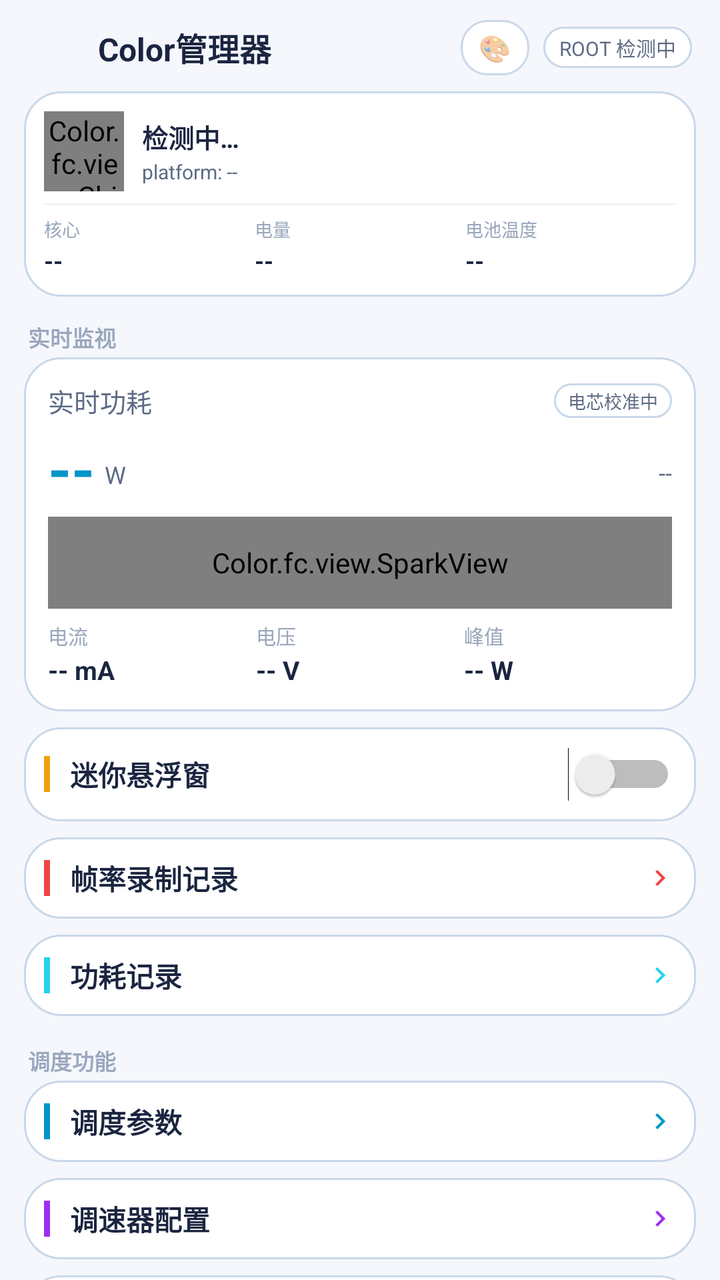
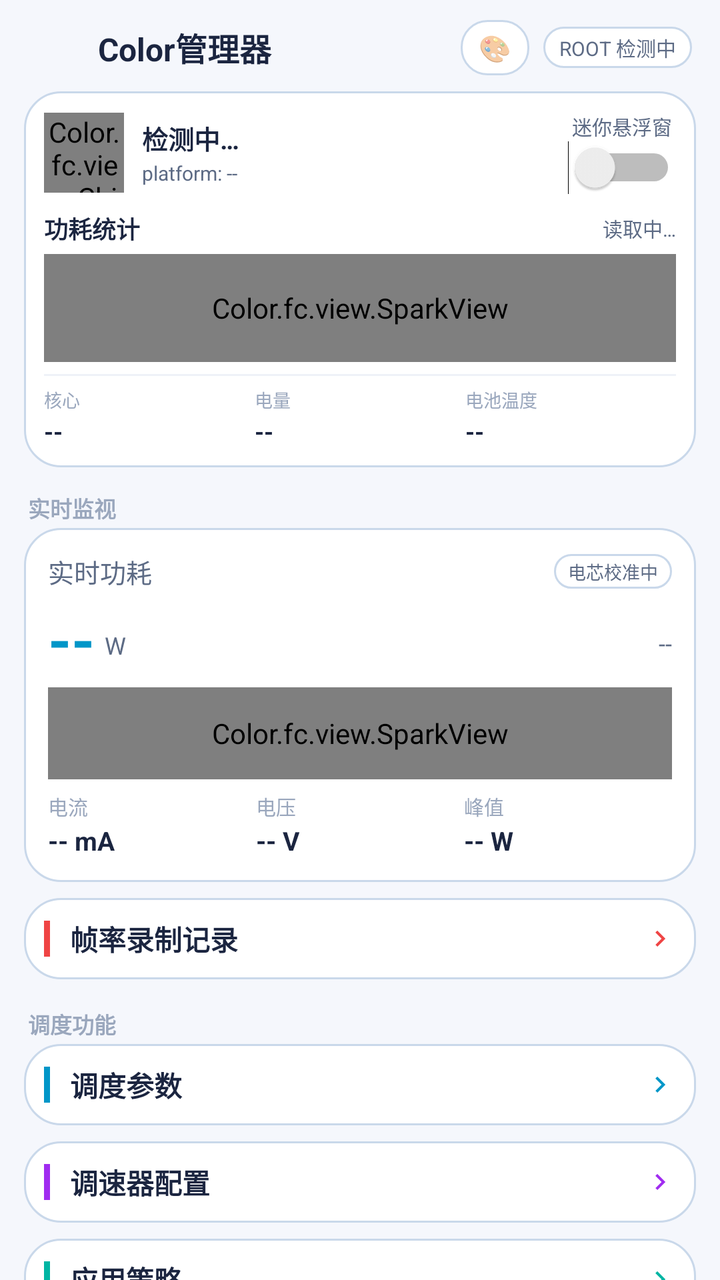

Two renders of the same Android screen: before a commit and after it. Below are the layout's source before the change and the commit's diff.
<!-- AndroidManifest.xml: application theme AppTheme -->
<!-- res/layout/activity_main.xml -->
<?xml version="1.0" encoding="utf-8"?>
<LinearLayout xmlns:android="http://schemas.android.com/apk/res/android"
    android:layout_width="match_parent"
    android:layout_height="match_parent"
    android:orientation="vertical">

    
    <LinearLayout
        android:layout_width="match_parent"
        android:layout_height="wrap_content"
        android:orientation="horizontal"
        android:gravity="center_vertical"
        android:paddingStart="14dp"
        android:paddingEnd="14dp"
        android:paddingTop="10dp"
        android:paddingBottom="8dp">

        <ImageView
            android:layout_width="26dp"
            android:layout_height="26dp"
            android:src="@mipmap/ic_launcher"
            android:contentDescription="@string/app_name" />

        <TextView
            android:layout_width="0dp"
            android:layout_height="wrap_content"
            android:layout_weight="1"
            android:layout_marginStart="9dp"
            android:text="@string/app_name"
            android:textColor="@color/textPrimary"
            android:textSize="16sp"
            android:textStyle="bold" />

        
        <TextView
            android:id="@+id/menuTheme"
            android:layout_width="wrap_content"
            android:layout_height="wrap_content"
            android:layout_marginEnd="7dp"
            android:background="@drawable/bg_tab"
            android:paddingStart="9dp"
            android:paddingEnd="9dp"
            android:paddingTop="5dp"
            android:paddingBottom="5dp"
            android:text="🎨"
            android:textSize="13sp"
            android:contentDescription="主题设置" />

        <TextView
            android:id="@+id/rootBadge"
            android:layout_width="wrap_content"
            android:layout_height="wrap_content"
            android:background="@drawable/bg_tab"
            android:paddingStart="8dp"
            android:paddingEnd="8dp"
            android:paddingTop="3dp"
            android:paddingBottom="3dp"
            android:text="ROOT 检测中"
            android:textColor="@color/textSecondary"
            android:textSize="10sp" />
    </LinearLayout>

    <ScrollView
        android:layout_width="match_parent"
        android:layout_height="0dp"
        android:layout_weight="1"
        android:scrollbars="none"
        android:fillViewport="true">

        <LinearLayout
            android:layout_width="match_parent"
            android:layout_height="wrap_content"
            android:orientation="vertical"
            android:paddingStart="12dp"
            android:paddingEnd="12dp"
            android:paddingBottom="20dp">

            
            <LinearLayout
                android:id="@+id/socCard"
                android:layout_width="match_parent"
                android:layout_height="wrap_content"
                android:orientation="vertical"
                android:background="@drawable/bg_card"
                android:padding="10dp">

                <LinearLayout
                    android:layout_width="match_parent"
                    android:layout_height="wrap_content"
                    android:orientation="horizontal"
                    android:gravity="center_vertical">

                    <Color.fc.view.ChipView
                        android:id="@+id/chipView"
                        android:layout_width="40dp"
                        android:layout_height="40dp" />

                    <LinearLayout
                        android:layout_width="0dp"
                        android:layout_height="wrap_content"
                        android:layout_weight="1"
                        android:layout_marginStart="9dp"
                        android:orientation="vertical">

                        <TextView
                            android:id="@+id/socMarketing"
                            android:layout_width="wrap_content"
                            android:layout_height="wrap_content"
                            android:text="检测中…"
                            android:textColor="@color/textPrimary"
                            android:textSize="13sp"
                            android:textStyle="bold" />

                        <TextView
                            android:id="@+id/socPlatform"
                            android:layout_width="wrap_content"
                            android:layout_height="wrap_content"
                            android:layout_marginTop="1dp"
                            android:text="platform: --"
                            android:textColor="@color/textSecondary"
                            android:textSize="10sp" />
                    </LinearLayout>
                </LinearLayout>

                <LinearLayout
                    android:layout_width="match_parent"
                    android:layout_height="1dp"
                    android:layout_marginTop="6dp"
                    android:layout_marginBottom="5dp"
                    android:background="@color/divider" />

                <LinearLayout
                    android:layout_width="match_parent"
                    android:layout_height="wrap_content"
                    android:orientation="horizontal">

                    <LinearLayout
                        android:layout_width="0dp"
                        android:layout_height="wrap_content"
                        android:layout_weight="1"
                        android:orientation="vertical">

                        <TextView
                            android:layout_width="wrap_content"
                            android:layout_height="wrap_content"
                            android:text="核心"
                            android:textColor="@color/textDim"
                            android:textSize="9sp" />

                        <TextView
                            android:id="@+id/cpuCount"
                            android:layout_width="wrap_content"
                            android:layout_height="wrap_content"
                            android:layout_marginTop="1dp"
                            android:text="--"
                            android:textColor="@color/textPrimary"
                            android:textSize="12sp"
                            android:textStyle="bold" />
                    </LinearLayout>

                    <LinearLayout
                        android:layout_width="0dp"
                        android:layout_height="wrap_content"
                        android:layout_weight="1"
                        android:orientation="vertical">

                        <TextView
                            android:layout_width="wrap_content"
                            android:layout_height="wrap_content"
                            android:text="电量"
                            android:textColor="@color/textDim"
                            android:textSize="9sp" />

                        <TextView
                            android:id="@+id/batteryLevel"
                            android:layout_width="wrap_content"
                            android:layout_height="wrap_content"
                            android:layout_marginTop="1dp"
                            android:text="--"
                            android:textColor="@color/textPrimary"
                            android:textSize="12sp"
                            android:textStyle="bold" />
                    </LinearLayout>

                    <LinearLayout
                        android:layout_width="0dp"
                        android:layout_height="wrap_content"
                        android:layout_weight="1"
                        android:orientation="vertical">

                        <TextView
                            android:layout_width="wrap_content"
                            android:layout_height="wrap_content"
                            android:text="电池温度"
                            android:textColor="@color/textDim"
                            android:textSize="9sp" />

                        <TextView
                            android:id="@+id/batteryTemp"
                            android:layout_width="wrap_content"
                            android:layout_height="wrap_content"
                            android:layout_marginTop="1dp"
                            android:text="--"
                            android:textColor="@color/textPrimary"
                            android:textSize="12sp"
                            android:textStyle="bold" />
                    </LinearLayout>
                </LinearLayout>
            </LinearLayout>

            
            <TextView
                android:layout_width="wrap_content"
                android:layout_height="wrap_content"
                android:layout_marginStart="2dp"
                android:layout_marginTop="12dp"
                android:layout_marginBottom="2dp"
                android:text="实时监视"
                android:textColor="@color/textDim"
                android:textSize="11sp"
                android:textStyle="bold" />

            
            <LinearLayout
                android:layout_width="match_parent"
                android:layout_height="wrap_content"
                android:orientation="vertical"
                android:background="@drawable/bg_card"
                android:padding="12dp">

                <LinearLayout
                    android:layout_width="match_parent"
                    android:layout_height="wrap_content"
                    android:orientation="horizontal"
                    android:gravity="center_vertical">

                    <TextView
                        android:layout_width="0dp"
                        android:layout_height="wrap_content"
                        android:layout_weight="1"
                        android:text="实时功耗"
                        android:textColor="@color/textSecondary"
                        android:textSize="13sp" />

                    <TextView
                        android:id="@+id/cellBadge"
                        android:layout_width="wrap_content"
                        android:layout_height="wrap_content"
                        android:background="@drawable/bg_tab"
                        android:paddingStart="7dp"
                        android:paddingEnd="7dp"
                        android:paddingTop="2dp"
                        android:paddingBottom="2dp"
                        android:text="电芯校准中"
                        android:textColor="@color/textSecondary"
                        android:textSize="9sp" />
                </LinearLayout>

                <LinearLayout
                    android:layout_width="match_parent"
                    android:layout_height="wrap_content"
                    android:orientation="horizontal"
                    android:layout_marginTop="4dp"
                    android:gravity="center_vertical|bottom">

                    <TextView
                        android:id="@+id/powerValue"
                        android:layout_width="wrap_content"
                        android:layout_height="wrap_content"
                        android:text="--"
                        android:textColor="@color/accent"
                        android:textSize="30sp"
                        android:textStyle="bold" />

                    <TextView
                        android:layout_width="wrap_content"
                        android:layout_height="wrap_content"
                        android:layout_marginStart="5dp"
                        android:layout_marginBottom="4dp"
                        android:text="W"
                        android:textColor="@color/textSecondary"
                        android:textSize="12sp" />

                    <View
                        android:layout_width="0dp"
                        android:layout_height="1dp"
                        android:layout_weight="1" />

                    <TextView
                        android:id="@+id/powerStatus"
                        android:layout_width="wrap_content"
                        android:layout_height="wrap_content"
                        android:layout_marginBottom="5dp"
                        android:text="--"
                        android:textColor="@color/textSecondary"
                        android:textSize="12sp" />
                </LinearLayout>

                <Color.fc.view.SparkView
                    android:id="@+id/sparkView"
                    android:layout_width="match_parent"
                    android:layout_height="46dp"
                    android:layout_marginTop="4dp" />

                <LinearLayout
                    android:layout_width="match_parent"
                    android:layout_height="wrap_content"
                    android:orientation="horizontal"
                    android:layout_marginTop="6dp">

                    <LinearLayout
                        android:layout_width="0dp"
                        android:layout_height="wrap_content"
                        android:layout_weight="1"
                        android:orientation="vertical">

                        <TextView
                            android:layout_width="wrap_content"
                            android:layout_height="wrap_content"
                            android:text="电流"
                            android:textColor="@color/textDim"
                            android:textSize="10sp" />

                        <TextView
                            android:id="@+id/currentValue"
                            android:layout_width="wrap_content"
                            android:layout_height="wrap_content"
                            android:layout_marginTop="1dp"
                            android:text="-- mA"
                            android:textColor="@color/textPrimary"
                            android:textSize="13sp"
                            android:textStyle="bold" />
                    </LinearLayout>

                    <LinearLayout
                        android:layout_width="0dp"
                        android:layout_height="wrap_content"
                        android:layout_weight="1"
                        android:orientation="vertical">

                        <TextView
                            android:layout_width="wrap_content"
                            android:layout_height="wrap_content"
                            android:text="电压"
                            android:textColor="@color/textDim"
                            android:textSize="10sp" />

                        <TextView
                            android:id="@+id/voltageValue"
                            android:layout_width="wrap_content"
                            android:layout_height="wrap_content"
                            android:layout_marginTop="1dp"
                            android:text="-- V"
                            android:textColor="@color/textPrimary"
                            android:textSize="13sp"
                            android:textStyle="bold" />
                    </LinearLayout>

                    <LinearLayout
                        android:layout_width="0dp"
                        android:layout_height="wrap_content"
                        android:layout_weight="1"
                        android:orientation="vertical">

                        <TextView
                            android:layout_width="wrap_content"
                            android:layout_height="wrap_content"
                            android:text="峰值"
                            android:textColor="@color/textDim"
                            android:textSize="10sp" />

                        <TextView
                            android:id="@+id/peakValue"
                            android:layout_width="wrap_content"
                            android:layout_height="wrap_content"
                            android:layout_marginTop="1dp"
                            android:text="-- W"
                            android:textColor="@color/textPrimary"
                            android:textSize="13sp"
                            android:textStyle="bold" />
                    </LinearLayout>
                </LinearLayout>
            </LinearLayout>

            
            <LinearLayout
                android:id="@+id/menuMonitor"
                android:layout_width="match_parent"
                android:layout_height="wrap_content"
                android:layout_marginTop="8dp"
                android:orientation="horizontal"
                android:gravity="center_vertical"
                android:background="@drawable/bg_card"
                android:padding="10dp">

                <View
                    android:layout_width="3dp"
                    android:layout_height="18dp"
                    android:background="#F59E0B" />

                <TextView
                    android:layout_width="0dp"
                    android:layout_height="wrap_content"
                    android:layout_weight="1"
                    android:layout_marginStart="10dp"
                    android:text="迷你悬浮窗"
                    android:textColor="@color/textPrimary"
                    android:textSize="14sp"
                    android:textStyle="bold" />

                <Switch
                    android:id="@+id/monitorSwitch"
                    android:layout_width="wrap_content"
                    android:layout_height="wrap_content" />
            </LinearLayout>

            
            <LinearLayout
                android:id="@+id/menuFrameRecords"
                android:layout_width="match_parent"
                android:layout_height="wrap_content"
                android:layout_marginTop="8dp"
                android:orientation="horizontal"
                android:gravity="center_vertical"
                android:background="@drawable/bg_card"
                android:padding="10dp">

                <View
                    android:layout_width="3dp"
                    android:layout_height="18dp"
                    android:background="#EF4444" />

                <TextView
                    android:layout_width="0dp"
                    android:layout_height="wrap_content"
                    android:layout_weight="1"
                    android:layout_marginStart="10dp"
                    android:text="帧率录制记录"
                    android:textColor="@color/textPrimary"
                    android:textSize="14sp"
                    android:textStyle="bold" />

                <ImageView
                    android:layout_width="16dp"
                    android:layout_height="16dp"
                    android:src="@drawable/ic_arrow_right"
                    android:tint="#EF4444"
                    android:contentDescription="帧率录制记录" />
            </LinearLayout>

            
            <LinearLayout
                android:id="@+id/menuPowerHistory"
                android:layout_width="match_parent"
                android:layout_height="wrap_content"
                android:layout_marginTop="8dp"
                android:orientation="horizontal"
                android:gravity="center_vertical"
                android:background="@drawable/bg_card"
                android:padding="10dp">

                <View
                    android:layout_width="3dp"
                    android:layout_height="18dp"
                    android:background="#22D3EE" />

                <TextView
                    android:layout_width="0dp"
                    android:layout_height="wrap_content"
                    android:layout_weight="1"
                    android:layout_marginStart="10dp"
                    android:text="功耗记录"
                    android:textColor="@color/textPrimary"
                    android:textSize="14sp"
                    android:textStyle="bold" />

                <ImageView
                    android:layout_width="16dp"
                    android:layout_height="16dp"
                    android:src="@drawable/ic_arrow_right"
                    android:tint="#22D3EE"
                    android:contentDescription="功耗记录" />
            </LinearLayout>

            
            <TextView
                android:layout_width="wrap_content"
                android:layout_height="wrap_content"
                android:layout_marginStart="2dp"
                android:layout_marginTop="14dp"
                android:layout_marginBottom="2dp"
                android:text="调度功能"
                android:textColor="@color/textDim"
                android:textSize="11sp"
                android:textStyle="bold" />

            
            <LinearLayout
                android:id="@+id/menuSchedule"
                android:layout_width="match_parent"
                android:layout_height="wrap_content"
                android:orientation="horizontal"
                android:gravity="center_vertical"
                android:background="@drawable/bg_card"
                android:padding="10dp">

                <View
                    android:layout_width="3dp"
                    android:layout_height="18dp"
                    android:background="@color/accent" />

                <TextView
                    android:layout_width="0dp"
                    android:layout_height="wrap_content"
                    android:layout_weight="1"
                    android:layout_marginStart="10dp"
                    android:text="调度参数"
                    android:textColor="@color/textPrimary"
                    android:textSize="14sp"
                    android:textStyle="bold" />

                <ImageView
                    android:layout_width="16dp"
                    android:layout_height="16dp"
                    android:src="@drawable/ic_arrow_right"
                    android:tint="@color/accent"
                    android:contentDescription="调度参数" />
            </LinearLayout>

            
            <LinearLayout
                android:id="@+id/menuGovernor"
                android:layout_width="match_parent"
                android:layout_height="wrap_content"
                android:layout_marginTop="8dp"
                android:orientation="horizontal"
                android:gravity="center_vertical"
                android:background="@drawable/bg_card"
                android:padding="10dp">

                <View
                    android:layout_width="3dp"
                    android:layout_height="18dp"
                    android:background="@color/magenta" />

                <TextView
                    android:layout_width="0dp"
                    android:layout_height="wrap_content"
                    android:layout_weight="1"
                    android:layout_marginStart="10dp"
                    android:text="调速器配置"
                    android:textColor="@color/textPrimary"
                    android:textSize="14sp"
                    android:textStyle="bold" />

                <ImageView
                    android:layout_width="16dp"
                    android:layout_height="16dp"
                    android:src="@drawable/ic_arrow_right"
                    android:tint="@color/magenta"
                    android:contentDescription="调速器配置" />
            </LinearLayout>

            
            <LinearLayout
                android:id="@+id/menuMode"
                android:layout_width="match_parent"
                android:layout_height="wrap_content"
                android:layout_marginTop="8dp"
                android:orientation="horizontal"
                android:gravity="center_vertical"
                android:background="@drawable/bg_card"
                android:padding="10dp">

                <View
                    android:layout_width="3dp"
                    android:layout_height="18dp"
                    android:background="@color/green" />

                <TextView
                    android:layout_width="0dp"
                    android:layout_height="wrap_content"
                    android:layout_weight="1"
                    android:layout_marginStart="10dp"
                    android:text="应用策略"
                    android:textColor="@color/textPrimary"
                    android:textSize="14sp"
                    android:textStyle="bold" />

                <ImageView
                    android:layout_width="16dp"
                    android:layout_height="16dp"
                    android:src="@drawable/ic_arrow_right"
                    android:tint="@color/green"
                    android:contentDescription="应用策略" />
            </LinearLayout>
        </LinearLayout>
    </ScrollView>
</LinearLayout>
<!-- resources referenced by this layout -->
<resources>
  <color name="accent">#0096C8</color>
  <color name="divider">#EFF2F8</color>
  <color name="green">#00B5A3</color>
  <color name="magenta">#A02CF0</color>
  <color name="textDim">#9AA7BD</color>
  <color name="textPrimary">#1B2540</color>
  <color name="textSecondary">#5D6B85</color>
  <!-- drawable bg_card (drawable) -->
  <?xml version="1.0" encoding="utf-8"?>
  <shape xmlns:android="http://schemas.android.com/apk/res/android">
      <solid android:color="@color/bgCard" />
      <corners android:radius="18dp" />
      <stroke android:width="1dp" android:color="@color/bgCardStroke" />
  </shape>
  <!-- drawable bg_tab (drawable) -->
  <?xml version="1.0" encoding="utf-8"?>
  <shape xmlns:android="http://schemas.android.com/apk/res/android">
      <solid android:color="@color/bgCard" />
      <corners android:radius="13dp" />
      <stroke android:width="1dp" android:color="@color/bgCardStroke" />
  </shape>
  <!-- drawable ic_arrow_right (drawable) -->
  <?xml version="1.0" encoding="utf-8"?>
  <vector xmlns:android="http://schemas.android.com/apk/res/android"
      android:width="24dp" android:height="24dp"
      android:viewportWidth="24" android:viewportHeight="24">
      <path android:fillColor="#5D6B85"
          android:pathData="M8.59,16.59L13.17,12 8.59,7.41 10,6l6,6 -6,6z" />
  </vector>
  <!-- mipmap ic_launcher (mipmap-anydpi-v26) -->
  <?xml version="1.0" encoding="utf-8"?>
  <adaptive-icon xmlns:android="http://schemas.android.com/apk/res/android">
      <background android:drawable="@drawable/ic_launcher_bg" />
      <foreground android:drawable="@drawable/ic_launcher_fg" />
  </adaptive-icon>
  <string name="app_name">Color管理器</string>
  <style name="AppTheme" parent="android:Theme.Material.Light.NoActionBar">
          <item name="android:windowIsTranslucent">true</item>
          <item name="android:windowBackground">@color/bg</item>
          <item name="android:colorPrimary">@color/accent</item>
          <item name="android:colorAccent">@color/accent</item>
          <item name="android:statusBarColor">@color/bg</item>
          <item name="android:navigationBarColor">@color/bg</item>
          
          <item name="android:enforceStatusBarContrast">false</item>
          <item name="android:enforceNavigationBarContrast">false</item>
          <item name="android:windowLightStatusBar">true</item>
          <item name="android:colorControlActivated">@color/accent</item>
          <item name="android:colorControlNormal">@color/textDim</item>
      </style>
  <color name="bgCard">#FFFFFF</color>
  <color name="bgCardStroke">#C9D8EA</color>
  <!-- drawable ic_launcher_bg (drawable) -->
  <?xml version="1.0" encoding="utf-8"?>
  <shape xmlns:android="http://schemas.android.com/apk/res/android">
      <solid android:color="#FFFFFF" />
  </shape>
  <!-- drawable ic_launcher_fg: vector/xml drawable (drawable, 4002 chars, omitted) -->
  <color name="bg">#F5F7FC</color>
</resources>

<!-- the commit's change to res/layout/activity_main.xml (unified diff, before → after) -->
@@ -120,6 +120,66 @@
                             android:textColor="@color/textSecondary"
                             android:textSize="10sp" />
                     </LinearLayout>
+
+                    
+                    <LinearLayout
+                        android:layout_width="wrap_content"
+                        android:layout_height="wrap_content"
+                        android:layout_marginStart="8dp"
+                        android:orientation="vertical"
+                        android:gravity="center_horizontal">
+
+                        <TextView
+                            android:layout_width="wrap_content"
+                            android:layout_height="wrap_content"
+                            android:text="迷你悬浮窗"
+                            android:textColor="@color/textSecondary"
+                            android:textSize="10sp" />
+
+                        <Switch
+                            android:id="@+id/monitorSwitch"
+                            android:layout_width="wrap_content"
+                            android:layout_height="wrap_content" />
+                    </LinearLayout>
+                </LinearLayout>
+
+                
+                <LinearLayout
+                    android:id="@+id/powerHistBox"
+                    android:layout_width="match_parent"
+                    android:layout_height="wrap_content"
+                    android:layout_marginTop="8dp"
+                    android:orientation="vertical">
+
+                    <LinearLayout
+                        android:layout_width="match_parent"
+                        android:layout_height="wrap_content"
+                        android:orientation="horizontal"
+                        android:gravity="center_vertical">
+
+                        <TextView
+                            android:layout_width="0dp"
+                            android:layout_height="wrap_content"
+                            android:layout_weight="1"
+                            android:text="功耗统计"
+                            android:textColor="@color/textPrimary"
+                            android:textSize="12sp"
+                            android:textStyle="bold" />
+
+                        <TextView
+                            android:id="@+id/histHint"
+                            android:layout_width="wrap_content"
+                            android:layout_height="wrap_content"
+                            android:text="读取中…"
+                            android:textColor="@color/textSecondary"
+                            android:textSize="10sp" />
+                    </LinearLayout>
+
+                    <Color.fc.view.SparkView
+                        android:id="@+id/histSpark"
+                        android:layout_width="match_parent"
+                        android:layout_height="54dp"
+                        android:layout_marginTop="4dp" />
                 </LinearLayout>
 
                 <LinearLayout
@@ -384,38 +444,6 @@
 
             
             <LinearLayout
-                android:id="@+id/menuMonitor"
-                android:layout_width="match_parent"
-                android:layout_height="wrap_content"
-                android:layout_marginTop="8dp"
-                android:orientation="horizontal"
-                android:gravity="center_vertical"
-                android:background="@drawable/bg_card"
-                android:padding="10dp">
-
-                <View
-                    android:layout_width="3dp"
-                    android:layout_height="18dp"
-                    android:background="#F59E0B" />
-
-                <TextView
-                    android:layout_width="0dp"
-                    android:layout_height="wrap_content"
-                    android:layout_weight="1"
-                    android:layout_marginStart="10dp"
-                    android:text="迷你悬浮窗"
-                    android:textColor="@color/textPrimary"
-                    android:textSize="14sp"
-                    android:textStyle="bold" />
-
-                <Switch
-                    android:id="@+id/monitorSwitch"
-                    android:layout_width="wrap_content"
-                    android:layout_height="wrap_content" />
-            </LinearLayout>
-
-            
-            <LinearLayout
                 android:id="@+id/menuFrameRecords"
                 android:layout_width="match_parent"
                 android:layout_height="wrap_content"
@@ -446,40 +474,6 @@
                     android:src="@drawable/ic_arrow_right"
                     android:tint="#EF4444"
                     android:contentDescription="帧率录制记录" />
-            </LinearLayout>
-
-            
-            <LinearLayout
-                android:id="@+id/menuPowerHistory"
-                android:layout_width="match_parent"
-                android:layout_height="wrap_content"
-                android:layout_marginTop="8dp"
-                android:orientation="horizontal"
-                android:gravity="center_vertical"
-                android:background="@drawable/bg_card"
-                android:padding="10dp">
-
-                <View
-                    android:layout_width="3dp"
-                    android:layout_height="18dp"
-                    android:background="#22D3EE" />
-
-                <TextView
-                    android:layout_width="0dp"
-                    android:layout_height="wrap_content"
-                    android:layout_weight="1"
-                    android:layout_marginStart="10dp"
-                    android:text="功耗记录"
-                    android:textColor="@color/textPrimary"
-                    android:textSize="14sp"
-                    android:textStyle="bold" />
-
-                <ImageView
-                    android:layout_width="16dp"
-                    android:layout_height="16dp"
-                    android:src="@drawable/ic_arrow_right"
-                    android:tint="#22D3EE"
-                    android:contentDescription="功耗记录" />
             </LinearLayout>
 
             
